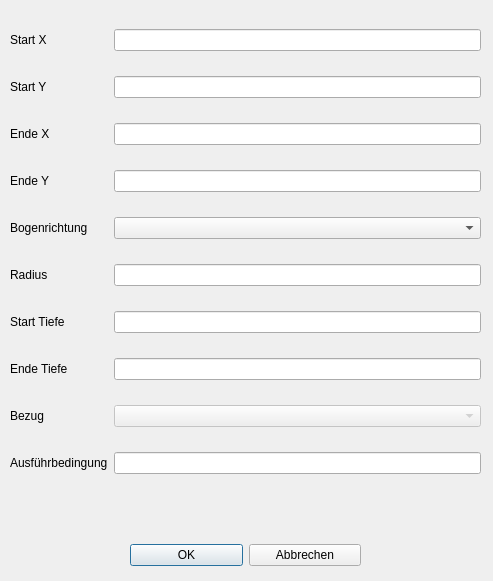
The window that Dialoge/bearb/dialog_bearb_fbogen.ui (TischlerWilly/simson) describes before a commit, drawn with Qt 5.
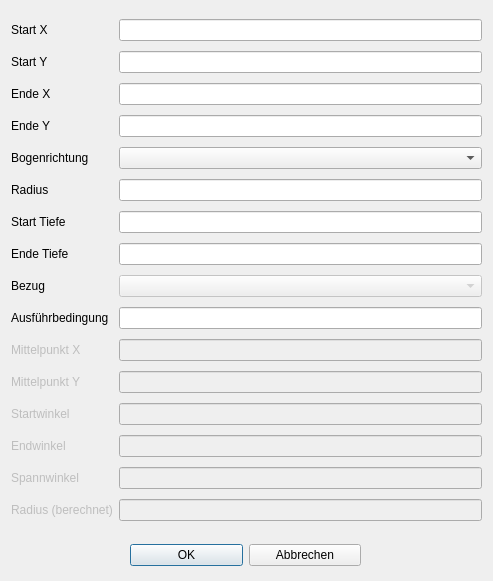
The same window after the commit.

```diff
--- a/Dialoge/bearb/dialog_bearb_fbogen.ui
+++ b/Dialoge/bearb/dialog_bearb_fbogen.ui
@@ -13,159 +13,264 @@
   <property name="windowTitle">
    <string>Dialog</string>
   </property>
-  <widget class="QWidget" name="layoutWidget">
+  <widget class="QWidget" name="layoutWidget_2">
    <property name="geometry">
     <rect>
-     <x>10</x>
-     <y>10</y>
+     <x>130</x>
+     <y>540</y>
+     <width>231</width>
+     <height>31</height>
+    </rect>
+   </property>
+   <layout class="QHBoxLayout" name="horizontalLayout">
+    <item>
+     <widget class="QPushButton" name="btn_ok">
+      <property name="text">
+       <string>OK</string>
+      </property>
+     </widget>
+    </item>
+    <item>
+     <widget class="QPushButton" name="btn_abbrechen">
+      <property name="text">
+       <string>Abbrechen</string>
+      </property>
+     </widget>
+    </item>
+   </layout>
+  </widget>
+  <widget class="QWidget" name="">
+   <property name="geometry">
+    <rect>
+     <x>11</x>
+     <y>15</y>
      <width>471</width>
-     <height>491</height>
+     <height>521</height>
     </rect>
    </property>
    <layout class="QGridLayout" name="gridLayout">
-    <item row="4" column="1">
-     <widget class="QLineEdit" name="lineEdit_ye">
-      <property name="enabled">
-       <bool>true</bool>
-      </property>
-     </widget>
-    </item>
-    <item row="10" column="0">
-     <widget class="QLabel" name="label_12">
-      <property name="text">
-       <string>Ausführbedingung</string>
-      </property>
-     </widget>
-    </item>
-    <item row="5" column="1">
-     <widget class="QComboBox" name="comboBox_uzs"/>
-    </item>
-    <item row="5" column="0">
-     <widget class="QLabel" name="label_2">
-      <property name="text">
-       <string>Bogenrichtung</string>
-      </property>
-     </widget>
-    </item>
-    <item row="9" column="1">
-     <widget class="QComboBox" name="comboBox_bezug">
-      <property name="enabled">
-       <bool>false</bool>
-      </property>
-     </widget>
-    </item>
-    <item row="2" column="1">
-     <widget class="QLineEdit" name="lineEdit_ys">
-      <property name="enabled">
-       <bool>true</bool>
-      </property>
-     </widget>
-    </item>
-    <item row="1" column="0">
+    <item row="0" column="0">
      <widget class="QLabel" name="label_4">
       <property name="text">
        <string>Start X</string>
       </property>
      </widget>
     </item>
-    <item row="2" column="0">
+    <item row="0" column="1">
+     <widget class="QLineEdit" name="lineEdit_xs">
+      <property name="enabled">
+       <bool>true</bool>
+      </property>
+     </widget>
+    </item>
+    <item row="1" column="0">
      <widget class="QLabel" name="label_5">
       <property name="text">
        <string>Start Y</string>
       </property>
      </widget>
     </item>
-    <item row="9" column="0">
-     <widget class="QLabel" name="label_11">
-      <property name="text">
-       <string>Bezug</string>
-      </property>
-     </widget>
-    </item>
     <item row="1" column="1">
-     <widget class="QLineEdit" name="lineEdit_xs">
+     <widget class="QLineEdit" name="lineEdit_ys">
       <property name="enabled">
        <bool>true</bool>
       </property>
      </widget>
     </item>
-    <item row="7" column="0">
-     <widget class="QLabel" name="label_8">
-      <property name="text">
-       <string>Start Tiefe</string>
-      </property>
-     </widget>
-    </item>
-    <item row="10" column="1">
-     <widget class="QLineEdit" name="lineEdit_afb"/>
-    </item>
-    <item row="6" column="0">
-     <widget class="QLabel" name="label_7">
-      <property name="text">
-       <string>Radius</string>
-      </property>
-     </widget>
-    </item>
-    <item row="6" column="1">
-     <widget class="QLineEdit" name="lineEdit_rad"/>
-    </item>
-    <item row="7" column="1">
-     <widget class="QLineEdit" name="lineEdit_tiSta"/>
-    </item>
-    <item row="3" column="0">
+    <item row="2" column="0">
      <widget class="QLabel" name="label_3">
       <property name="text">
        <string>Ende X</string>
       </property>
      </widget>
     </item>
-    <item row="4" column="0">
+    <item row="2" column="1">
+     <widget class="QLineEdit" name="lineEdit_xe">
+      <property name="enabled">
+       <bool>true</bool>
+      </property>
+     </widget>
+    </item>
+    <item row="3" column="0">
      <widget class="QLabel" name="label_10">
       <property name="text">
        <string>Ende Y</string>
       </property>
      </widget>
     </item>
-    <item row="8" column="1">
-     <widget class="QLineEdit" name="lineEdit_tiEnd"/>
-    </item>
     <item row="3" column="1">
-     <widget class="QLineEdit" name="lineEdit_xe">
+     <widget class="QLineEdit" name="lineEdit_ye">
       <property name="enabled">
        <bool>true</bool>
       </property>
      </widget>
     </item>
-    <item row="8" column="0">
+    <item row="4" column="0">
+     <widget class="QLabel" name="label_2">
+      <property name="text">
+       <string>Bogenrichtung</string>
+      </property>
+     </widget>
+    </item>
+    <item row="4" column="1">
+     <widget class="QComboBox" name="comboBox_uzs"/>
+    </item>
+    <item row="5" column="0">
+     <widget class="QLabel" name="label_7">
+      <property name="text">
+       <string>Radius</string>
+      </property>
+     </widget>
+    </item>
+    <item row="5" column="1">
+     <widget class="QLineEdit" name="lineEdit_rad"/>
+    </item>
+    <item row="6" column="0">
+     <widget class="QLabel" name="label_8">
+      <property name="text">
+       <string>Start Tiefe</string>
+      </property>
+     </widget>
+    </item>
+    <item row="6" column="1">
+     <widget class="QLineEdit" name="lineEdit_tiSta"/>
+    </item>
+    <item row="7" column="0">
      <widget class="QLabel" name="label_9">
       <property name="text">
        <string>Ende Tiefe</string>
       </property>
      </widget>
     </item>
-   </layout>
-  </widget>
-  <widget class="QWidget" name="layoutWidget_2">
-   <property name="geometry">
-    <rect>
-     <x>130</x>
-     <y>540</y>
-     <width>231</width>
-     <height>31</height>
-    </rect>
-   </property>
-   <layout class="QHBoxLayout" name="horizontalLayout">
-    <item>
-     <widget class="QPushButton" name="btn_ok">
+    <item row="7" column="1">
+     <widget class="QLineEdit" name="lineEdit_tiEnd"/>
+    </item>
+    <item row="8" column="0">
+     <widget class="QLabel" name="label_11">
       <property name="text">
-       <string>OK</string>
+       <string>Bezug</string>
       </property>
      </widget>
     </item>
-    <item>
-     <widget class="QPushButton" name="btn_abbrechen">
+    <item row="8" column="1">
+     <widget class="QComboBox" name="comboBox_bezug">
+      <property name="enabled">
+       <bool>false</bool>
+      </property>
+     </widget>
+    </item>
+    <item row="9" column="0">
+     <widget class="QLabel" name="label_12">
       <property name="text">
-       <string>Abbrechen</string>
+       <string>Ausführbedingung</string>
+      </property>
+     </widget>
+    </item>
+    <item row="9" column="1">
+     <widget class="QLineEdit" name="lineEdit_afb"/>
+    </item>
+    <item row="10" column="0">
+     <widget class="QLabel" name="label">
+      <property name="enabled">
+       <bool>false</bool>
+      </property>
+      <property name="text">
+       <string>Mittelpunkt X</string>
+      </property>
+     </widget>
+    </item>
+    <item row="10" column="1">
+     <widget class="QLineEdit" name="lineEdit_mipu_x">
+      <property name="enabled">
+       <bool>false</bool>
+      </property>
+     </widget>
+    </item>
+    <item row="11" column="0">
+     <widget class="QLabel" name="label_6">
+      <property name="enabled">
+       <bool>false</bool>
+      </property>
+      <property name="text">
+       <string>Mittelpunkt Y</string>
+      </property>
+     </widget>
+    </item>
+    <item row="11" column="1">
+     <widget class="QLineEdit" name="lineEdit_mipu_y">
+      <property name="enabled">
+       <bool>false</bool>
+      </property>
+     </widget>
+    </item>
+    <item row="12" column="0">
+     <widget class="QLabel" name="label_13">
+      <property name="enabled">
+       <bool>false</bool>
+      </property>
+      <property name="text">
+       <string>Startwinkel</string>
+      </property>
+     </widget>
+    </item>
+    <item row="12" column="1">
+     <widget class="QLineEdit" name="lineEdit_swi">
+      <property name="enabled">
+       <bool>false</bool>
+      </property>
+     </widget>
+    </item>
+    <item row="13" column="0">
+     <widget class="QLabel" name="label_14">
+      <property name="enabled">
+       <bool>false</bool>
+      </property>
+      <property name="text">
+       <string>Endwinkel</string>
+      </property>
+     </widget>
+    </item>
+    <item row="13" column="1">
+     <widget class="QLineEdit" name="lineEdit_ewi">
+      <property name="enabled">
+       <bool>false</bool>
+      </property>
+     </widget>
+    </item>
+    <item row="14" column="0">
+     <widget class="QLabel" name="label_16">
+      <property name="enabled">
+       <bool>false</bool>
+      </property>
+      <property name="text">
+       <string>Spannwinkel</string>
+      </property>
+     </widget>
+    </item>
+    <item row="14" column="1">
+     <widget class="QLineEdit" name="lineEdit_spannwi">
+      <property name="enabled">
+       <bool>false</bool>
+      </property>
+     </widget>
+    </item>
+    <item row="15" column="0">
+     <widget class="QLabel" name="label_15">
+      <property name="enabled">
+       <bool>false</bool>
+      </property>
+      <property name="text">
+       <string>Radius (berechnet)</string>
+      </property>
+     </widget>
+    </item>
+    <item row="15" column="1">
+     <widget class="QLineEdit" name="lineEdit_rad_berechnet">
+      <property name="enabled">
+       <bool>false</bool>
+      </property>
+      <property name="toolTip">
+       <string>&lt;html&gt;&lt;head/&gt;&lt;body&gt;&lt;p&gt;Werden neue Koordinaten für den Start- oder Endpunkt eingegeben so wird der Bogenradius neu berechnet. Bei dieser Berechnung bleibt der Spannwinkel gleich.&lt;/p&gt;&lt;/body&gt;&lt;/html&gt;</string>
       </property>
      </widget>
     </item>
```
Left out of the diff: 5 changed lines with no effect on the pictures.
